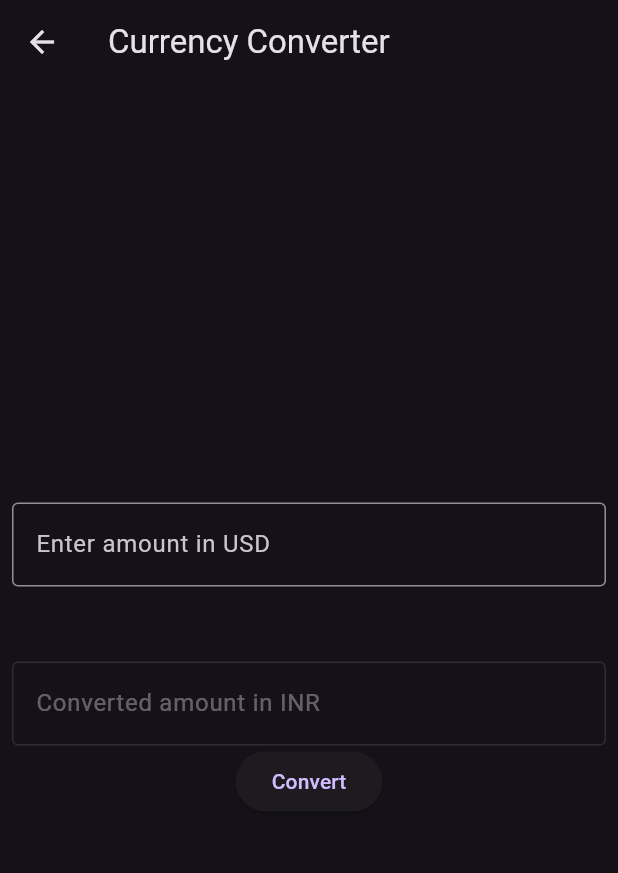
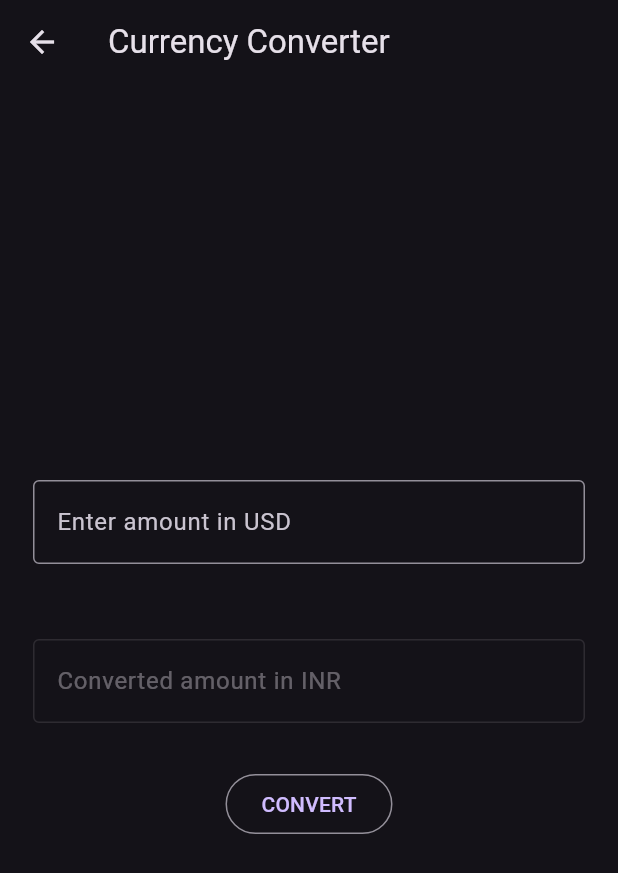
Before and after one commit to Magesh-Doodleblue/BullTech-CryptoApp-Flutter, a Flutter app: the CurrencyConverterPage screen opened directly, on a phone screen of 412 x 824 dp. Shown: the top 873 px of the screen. Run offline on Flutter 3.47's test engine with Material 2 defaults, Android fonts, the phone set to English and light mode, and no system bars; our stand-ins replace animated_text_kit, charts_flutter, cloud_firestore, file_picker, firebase_auth, firebase_core and 9 more; missing offline and left inert: quickblox_sdk; accounts and stored records are empty; network calls fail.

Commit message:
feb 28 commit

```diff
--- a/lib/screens/currency_converter.dart
+++ b/lib/screens/currency_converter.dart
@@ -5,8 +5,7 @@ import 'package:http/http.dart' as http;
 import 'package:flutter/material.dart';
 
 class CurrencyConverter {
-  final String apiKey =
-      'bUGqzktr0Dlx6jM8EP8MOCAyrp5aOy2q'; // Replace with your API key
+  final String apiKey = 'bUGqzktr0Dlx6jM8EP8MOCAyrp5aOy2q';
 
   Future<double> convert(String from, String to, double amount) async {
     final response = await http.get(
@@ -44,7 +43,7 @@ class _CurrencyConverterPageState extends State<CurrencyConverterPage> {
         'USD', 'INR', amount); // Replace with desired currencies
     setState(() {
       _convertedAmount = convertedAmount;
-      _toController.text = _convertedAmount.toStringAsFixed(2);
+      _toController.text = _convertedAmount.toStringAsFixed(3);
     });
   }
 
@@ -55,7 +54,7 @@ class _CurrencyConverterPageState extends State<CurrencyConverterPage> {
         title: const Text('Currency Converter'),
       ),
       body: Padding(
-        padding: const EdgeInsets.all(8.0),
+        padding: const EdgeInsets.all(22.0),
         child: Column(
           mainAxisAlignment: MainAxisAlignment.center,
           children: [
@@ -64,7 +63,6 @@ class _CurrencyConverterPageState extends State<CurrencyConverterPage> {
               keyboardType: TextInputType.number,
               decoration: const InputDecoration(
                 border: OutlineInputBorder(),
-
                 labelText:
                     'Enter amount in USD', // Replace with desired currency
               ),
@@ -80,9 +78,16 @@ class _CurrencyConverterPageState extends State<CurrencyConverterPage> {
                 labelText: 'Converted amount in INR',
               ),
             ),
-            ElevatedButton(
+            const SizedBox(
+              height: 30,
+            ),
+            // ElevatedButton(
+            //   onPressed: _convertCurrency,
+            //   child: const Text('Convert'),
+            // ),
+            OutlinedButton(
               onPressed: _convertCurrency,
-              child: const Text('Convert'),
+              child: const Text("CONVERT"),
             ),
           ],
         ),
@@ -90,134 +95,3 @@ class _CurrencyConverterPageState extends State<CurrencyConverterPage> {
     );
   }
 }
-
-
-// import 'dart:convert';
-
-// import 'package:http/http.dart' as http;
-// import 'package:flutter/material.dart';
-
-// class CurrencyConverter extends StatefulWidget {
-//   const CurrencyConverter({super.key});
-
-//   @override
-//   State<CurrencyConverter> createState() => _CurrencyConverterState();
-// }
-
-// class _CurrencyConverterState extends State<CurrencyConverter> {
-//   Map<String, dynamic> _exchangeRates = {};
-//   double _amount = 0;
-//   String _fromCurrency = 'USD';
-//   String _toCurrency = 'EUR';
-
-//   @override
-//   void initState() {
-//     super.initState();
-
-//     getExchangeRates().then((exchangeRates) {
-//       setState(() {
-//         _exchangeRates = exchangeRates;
-//       });
-//     });
-//   }
-
-//   Future<Map<String, dynamic>> getExchangeRates() async {
-//     final url = 'https://api.exchangeratesapi.io/latest';
-
-//     final response = await http.get(Uri.parse(url));
-// //api key bUGqzktr0Dlx6jM8EP8MOCAyrp5aOy2q   for above api
-//     if (response.statusCode == 200) {
-//       return jsonDecode(response.body)['rates'];
-//     } else {
-//       throw Exception('Failed to load exchange rates');
-//     }
-//   }
-
-//   double convertCurrency(
-//       double amount, String fromCurrency, String toCurrency) {
-//     final fromRate = _exchangeRates[fromCurrency];
-//     final toRate = _exchangeRates[toCurrency];
-
-//     if (fromRate != null && toRate != null) {
-//       return amount * (toRate / fromRate);
-//     } else {
-//       throw Exception('Invalid currency code');
-//     }
-//   }
-
-//   @override
-//   Widget build(BuildContext context) {
-//     return Scaffold(
-//       appBar: AppBar(
-//         title: const Text('Currency Converter'),
-//       ),
-//       body: Center(
-//         child: Padding(
-//           padding: const EdgeInsets.all(16.0),
-//           child: Column(
-//             mainAxisAlignment: MainAxisAlignment.center,
-//             children: [
-//               TextField(
-//                 keyboardType: TextInputType.number,
-//                 onChanged: (value) {
-//                   setState(() {
-//                     _amount = double.tryParse(value) ?? 0;
-//                   });
-//                 },
-//               ),
-//               const SizedBox(height: 16),
-//               Row(
-//                 children: [
-//                   Expanded(
-//                     child: DropdownButton<String>(
-//                       value: _fromCurrency,
-//                       onChanged: (value) {
-//                         setState(() {
-//                           _fromCurrency = value!;
-//                         });
-//                       },
-//                       items: _exchangeRates.keys
-//                           .map<DropdownMenuItem<String>>(
-//                               (currencyCode) => DropdownMenuItem<String>(
-//                                     value: currencyCode,
-//                                     child: Text(currencyCode),
-//                                   ))
-//                           .toList(),
-//                     ),
-//                   ),
-//                   const SizedBox(width: 16),
-//                   Expanded(
-//                     child: DropdownButton<String>(
-//                       value: _toCurrency,
-//                       onChanged: (value) {
-//                         setState(() {
-//                           _toCurrency = value!;
-//                         });
-//                       },
-//                       items: _exchangeRates.keys
-//                           .map<DropdownMenuItem<String>>(
-//                               (currencyCode) => DropdownMenuItem<String>(
-//                                     value: currencyCode,
-//                                     child: Text(currencyCode),
-//                                   ))
-//                           .toList(),
-//                     ),
-//                   ),
-//                 ],
-//               ),
-//               const SizedBox(height: 16),
-//               _exchangeRates.isNotEmpty &&
-//                       _exchangeRates.containsKey(_fromCurrency) &&
-//                       _exchangeRates.containsKey(_toCurrency)
-//                   ? Text(
-//                       '${convertCurrency(_amount, _fromCurrency, _toCurrency).toStringAsFixed(2)} $_toCurrency',
-//                       style: const TextStyle(fontSize: 24),
-//                     )
-//                   : const SizedBox(),
-//             ],
-//           ),
-//         ),
-//       ),
-//     );
-//   }
-// }
```
